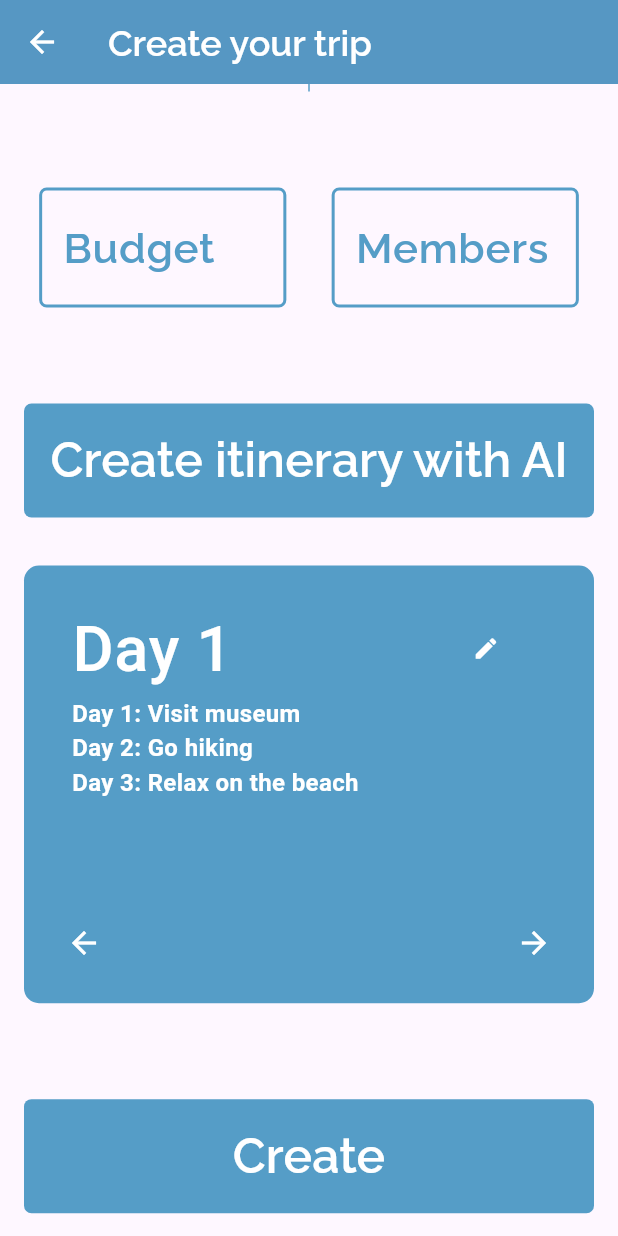
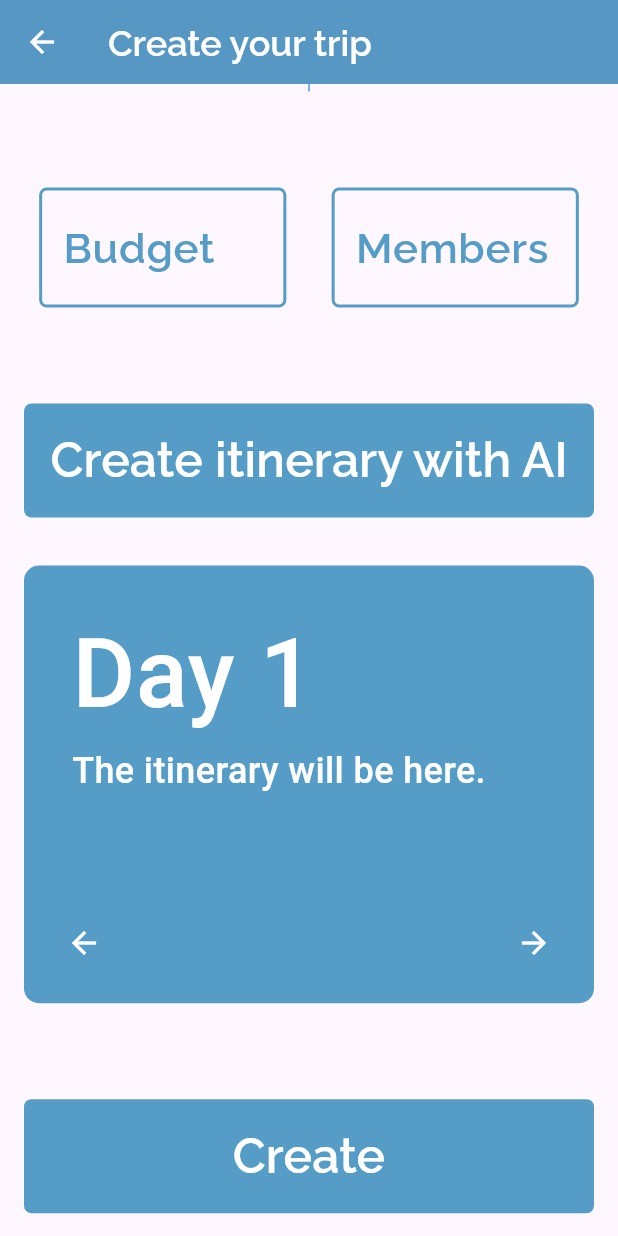
Before and after one commit to Emanuel532/Wigo, a Flutter app: the AddTripScreen screen opened by its route, scrolled down 239 dp, after a tap on "Create itinerary with AI", on a phone screen of 412 x 824 dp. Run offline on Flutter 3.47's test engine with Material 3 defaults, Android fonts, the phone set to English and light mode, and no system bars; drawn by our look-alikes of carousel_slider; our stand-ins replace cloud_firestore, firebase_auth, firebase_core, go_router, google_fonts, google_sign_in; missing offline and left inert: dart_openai; accounts and stored records are empty; generated files the repository leaves out were written again; network calls fail.

Commit message:
added AI for itinerary creation using llama api

```diff
--- a/lib/screens/add_trip.dart
+++ b/lib/screens/add_trip.dart
@@ -1,3 +1,5 @@
+import 'dart:convert';
+
 import 'package:flutter/material.dart';
 import 'package:flutter/widgets.dart';
 import 'package:go_router/go_router.dart';
@@ -10,9 +12,98 @@ import 'package:dart_openai/dart_openai.dart';
 import 'package:wigo/providers/trip_provider.dart';
 import 'package:wigo/services/authentication_utils.dart';
 import 'package:intl/intl.dart';
+import 'package:http/http.dart' as http;
 import 'package:wigo/widgets/itinerary.dart';
 
 final Color blue = Color.fromARGB(255, 85, 157, 199);
+Future<List<String>> makeRequest(String location, int days) async {
+  var url = Uri.parse('https://api.llama-api.com/chat/completions');
+
+  String txt = '';
+
+  for (int i = 1; i <= days; i++) {
+    txt +=
+        '"day${i}": {"type": "string", "description": "Activities to do on Day ${i}, in the city specified. Activities need to be listed in separate lines. At least 4 activities"}';
+    if (i != days) txt += ',';
+  }
+
+  String req = '';
+
+  for (int i = 1; i <= days; i++) {
+    req += '"day${i}"';
+    if (i != days) req += ',';
+  }
+
+  var headers = {
+    'Content-Type': 'application/json',
+    'Authorization':
+        'Bearer LL-X7fqGM62HffpQA1qg0PlLFLQ9RNODqQuj0zxBU1f32Z4PEdf9af3ZihHqC7BW5a4', // Replace <token> with your actual token
+  };
+  var body = '''
+  {
+    "messages": [
+        {"role": "user", "content": "Can you give me a ${days}-day trip plan for ${location}?"}
+    ],
+    "functions": [
+        {
+            "name": "get_itinerary",
+            "description": "Get a day-by-day itinerary for a trip in a given city. Each day should have different activities. The itinerary should have each activity listed on a new line.",
+            "parameters": {
+                "type": "object",
+                "properties": {
+                  "city": {"type": "string", "description": "The city for the trip."},
+                    $txt
+                }
+            },
+                 "required": [$req]
+
+        }
+    ],
+    "stream": false,
+    "function_call": "get_itinerary"
+  }
+  ''';
+
+  var response = await http.post(url, headers: headers, body: body);
+
+  print('Response status: ${response.statusCode}');
+  print('Response body: ${response.body}');
+
+  final parsedResponse = json.decode(response.body);
+  final arguments =
+      parsedResponse['choices'][0]['message']['function_call']['arguments'];
+
+  final List<String> tripItinerary = [];
+
+  arguments.forEach((key, value) {
+    if (key.startsWith('day')) {
+      // Check if the parameter starts with 'day'
+      final activities =
+          value.split(', ').join('\n'); // Join activities with new line
+      tripItinerary.add(activities);
+    }
+  });
+
+  print(tripItinerary);
+  return tripItinerary;
+}
+
+int calculateNumberOfDays(DateTime startDate, DateTime endDate) {
+  // Create new DateTime objects with the same date but with time set to 0
+  DateTime start = DateTime(startDate.year, startDate.month, startDate.day);
+  DateTime end = DateTime(endDate.year, endDate.month, endDate.day);
+
+  // Calculate the difference in milliseconds between the two dates
+  int differenceInMilliseconds = end.difference(start).inMilliseconds;
+
+  // Convert milliseconds to days (1 day = 24 hours * 60 minutes * 60 seconds * 1000 milliseconds)
+  int differenceInDays =
+      (differenceInMilliseconds / (24 * 60 * 60 * 1000)).round();
+  print(start);
+  print(end);
+  print(differenceInDays);
+  return differenceInDays + 1;
+}
 
 String formatDateTime(DateTime dateTime) {
   // Define the format pattern
@@ -288,12 +379,16 @@ class _AddTripScreenState extends State<AddTripScreen> {
               SizedBox(height: 64.0),
               TextButton(
                 onPressed: () {
-                  _trip.itinerary = [
-                    'Day 1: Visit museum\nDay 2: Go hiking\nDay 3: Relax on the beach',
-                    'Day 1: Explore the city\nDay 2: Try local cuisine\nDay 3: Attend cultural event',
-                    'Day 1: Sightseeing tour\nDay 2: Shopping\nDay 3: Dinner at fancy restaurant',
-                  ];
-                  setState(() {});
+                  makeRequest(_trip.city,
+                          calculateNumberOfDays(_trip.startDate, _trip.endDate))
+                      .then((tripItinerary) {
+                    // Handle trip itinerary here
+                    _trip.itinerary = tripItinerary;
+                    setState(() {});
+                  }).catchError((error) {
+                    // Handle errors
+                    print('Error: $error');
+                  });
                 },
                 style: ElevatedButton.styleFrom(
                   backgroundColor: Color.fromARGB(255, 85, 157, 199),
--- a/lib/widgets/itinerary.dart
+++ b/lib/widgets/itinerary.dart
@@ -46,15 +46,10 @@ class _ItineraryBoxState extends State<ItineraryBox> {
                       'Day $dayNumber',
                       style: TextStyle(
                         fontWeight: FontWeight.w500,
-                        fontSize: 42,
+                        fontSize: 64,
                         color: Color.fromARGB(255, 255, 255, 255),
                       ),
                     ),
-                    Spacer(),
-                    TextButton(
-                      onPressed: () {},
-                      child: Icon(Icons.edit, color: Colors.white),
-                    )
                   ],
                 ),
                 subtitle: SingleChildScrollView(
@@ -62,8 +57,8 @@ class _ItineraryBoxState extends State<ItineraryBox> {
                     widget.itineraryItems[
                         index], // Use the itinerary item for this day
                     style: TextStyle(
-                      fontWeight: FontWeight.w600,
-                      fontSize: 16,
+                      fontWeight: FontWeight.w500,
+                      fontSize: 24,
                       color: Color.fromARGB(255, 255, 255, 255),
                     ),
                   ),
```
